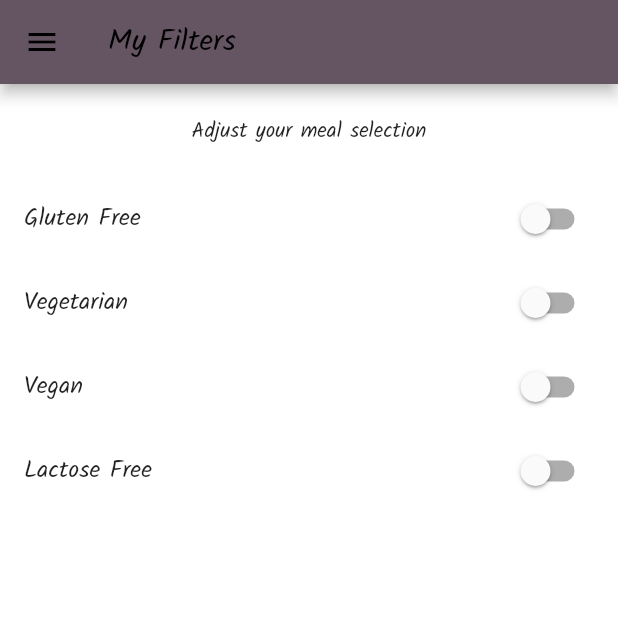
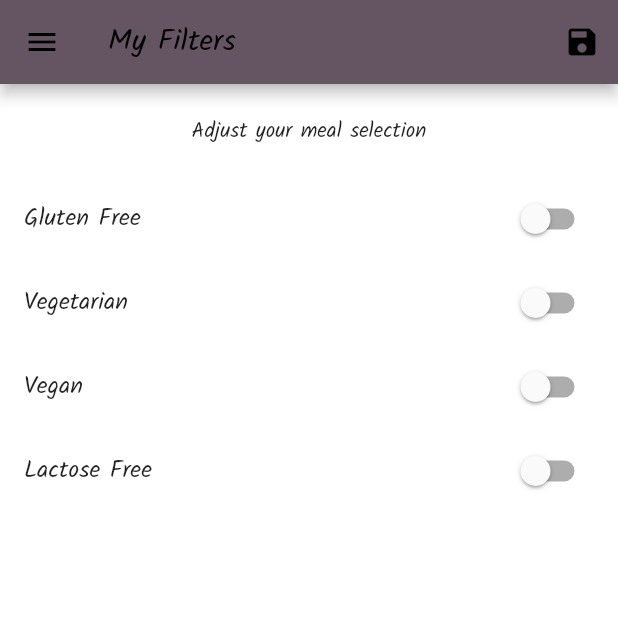
Before and after one commit to katskoru/meals_app, a Flutter app: the FiltersScreen screen opened by its route, on a phone screen of 412 x 824 dp, the top half of it. Run offline on Flutter 3.47's test engine with Material 2 defaults, Android fonts, the phone set to English and light mode, and no system bars; missing offline and left inert: dart:ffi.

Commit message:
filters fixed again

```diff
--- a/lib/main.dart
+++ b/lib/main.dart
@@ -1,18 +1,53 @@
 import 'package:flutter/material.dart';
+import 'package:meals_app/dummy_data.dart';
 import 'package:meals_app/screens/categories_screen.dart';
 import 'package:meals_app/screens/filters_screen.dart';
 import 'package:meals_app/screens/meal_detail_screen.dart';
 import 'package:meals_app/screens/meals_category_screen.dart';
 import 'package:meals_app/screens/tabs_screen.dart';
 
+import 'models/meal.dart';
+
 void main() {
   runApp(const MyApp());
 }
 
-class MyApp extends StatelessWidget {
+class MyApp extends StatefulWidget {
   const MyApp({Key? key}) : super(key: key);
 
-  // This widget is the root of your application.
+  @override
+  State<MyApp> createState() => _MyAppState();
+}
+
+class _MyAppState extends State<MyApp> {
+  Map<String, bool> _filters = {
+    "gluten": false,
+    "lactose": false,
+    "vegan": false,
+    "vegetarian": false,
+  };
+  List<Meal> _availableMeals = dummyMeals;
+
+  void _setFilters() {
+    setState(() {
+      _availableMeals = dummyMeals.where((meal) {
+        if (_filters["gluten"] == true && !meal.isGlutenFree) {
+          return false;
+        }
+        if (_filters["lactose"] == true && !meal.isLactoseFree) {
+          return false;
+        }
+        if (_filters["vegan"] == true && !meal.isVegan) {
+          return false;
+        }
+        if (_filters["vegetarian"] == true && !meal.isVegetarian) {
+          return false;
+        }
+        return true;
+      }).toList();
+    });
+  }
+
   @override
   Widget build(BuildContext context) {
     return MaterialApp(
@@ -35,9 +70,11 @@ class MyApp extends StatelessWidget {
       initialRoute: "/",
       routes: {
         "/": (ctx) => TabsScreen(),
-        MealsCategoryScreen.routeName: (ctx) => MealsCategoryScreen(),
+        MealsCategoryScreen.routeName: (ctx) =>
+            MealsCategoryScreen(availableMeals: _availableMeals),
         MealDetailScreen.routeName: (ctx) => const MealDetailScreen(),
-        FiltersScreen.routeName: (ctx) => const FiltersScreen()
+        FiltersScreen.routeName: (ctx) =>
+            FiltersScreen(saveFilters: _setFilters)
       },
       onUnknownRoute: (settings) {
         return MaterialPageRoute(builder: (ctx) => CategoriesScreen());
--- a/lib/screens/filters_screen.dart
+++ b/lib/screens/filters_screen.dart
@@ -2,9 +2,9 @@ import 'package:flutter/material.dart';
 import 'package:meals_app/widgets/main_drawer.dart';
 
 class FiltersScreen extends StatefulWidget {
-  const FiltersScreen({Key? key}) : super(key: key);
+  const FiltersScreen({Key? key, required this.saveFilters}) : super(key: key);
   static const routeName = "/filters";
-
+  final VoidCallback saveFilters;
   @override
   State<FiltersScreen> createState() => _FiltersScreenState();
 }
@@ -15,20 +15,14 @@ class _FiltersScreenState extends State<FiltersScreen> {
   bool _vegan = false;
   bool _lactoseFree = false;
 
-  Widget _buildSwitchListTile(
-      String title, bool currentValue, Function updateValue) {
-    return SwitchListTile(
-      value: currentValue,
-      onChanged: updateValue(),
-      title: Text(title),
-    );
-  }
-
   @override
   Widget build(BuildContext context) {
     return Scaffold(
         appBar: AppBar(
           title: Text("My Filters"),
+          actions: [
+            IconButton(onPressed: widget.saveFilters, icon: Icon(Icons.save)),
+          ],
         ),
         drawer: MainDrawer(),
         body: Column(
@@ -50,31 +44,31 @@ class _FiltersScreenState extends State<FiltersScreen> {
                   title: Text("Gluten Free"),
                 ),
                 SwitchListTile(
-                  value: _glutenFree,
+                  value: _vegeterian,
                   onChanged: (newValue) {
                     setState(() {
                       _vegeterian = newValue;
                     });
                   },
-                  title: Text("Vegetarian"),
+                  title: const Text("Vegetarian"),
                 ),
                 SwitchListTile(
-                  value: _glutenFree,
+                  value: _vegan,
                   onChanged: (newValue) {
                     setState(() {
                       _vegan = newValue;
                     });
                   },
-                  title: Text("Vegan"),
+                  title: const Text("Vegan"),
                 ),
                 SwitchListTile(
-                  value: _glutenFree,
+                  value: _lactoseFree,
                   onChanged: (newValue) {
                     setState(() {
                       _lactoseFree = newValue;
                     });
                   },
-                  title: Text("Lactose Free"),
+                  title: const Text("Lactose Free"),
                 ),
               ],
             ))
--- a/lib/screens/meals_category_screen.dart
+++ b/lib/screens/meals_category_screen.dart
@@ -6,8 +6,10 @@ import '../models/meal.dart';
 
 class MealsCategoryScreen extends StatefulWidget {
   static const routeName = "/meals-category";
+  final List<Meal> availableMeals;
 
-  const MealsCategoryScreen({Key? key}) : super(key: key);
+  const MealsCategoryScreen({Key? key, required this.availableMeals})
+      : super(key: key);
 
   @override
   State<MealsCategoryScreen> createState() => _MealsCategoryScreenState();
@@ -23,7 +25,7 @@ class _MealsCategoryScreenState extends State<MealsCategoryScreen> {
         ModalRoute.of(context)?.settings.arguments as Map<String, String>;
     final categoryTitleF = routeArgs["title"];
     final categoryID = routeArgs["id"];
-    final displayedMealsF = dummyMeals
+    final displayedMealsF = widget.availableMeals
         .where((meal) => meal.categories.contains(categoryID))
         .toList();
 
```
